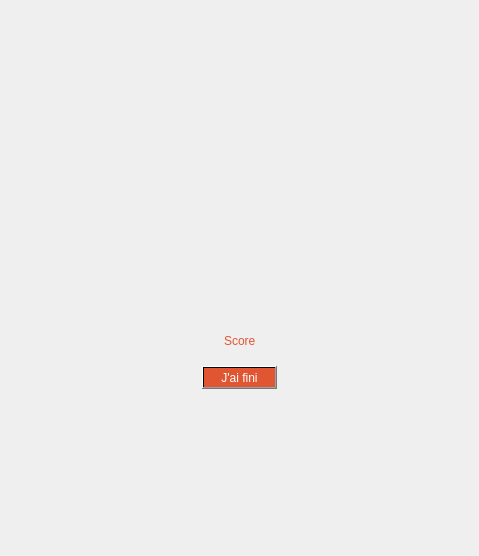
BaptisteMagoni/Projet_escape_bts_7_quizz, file Programmation/Application/Escape_Quiz_Projet_BTS/windowend.ui: the form before one commit.
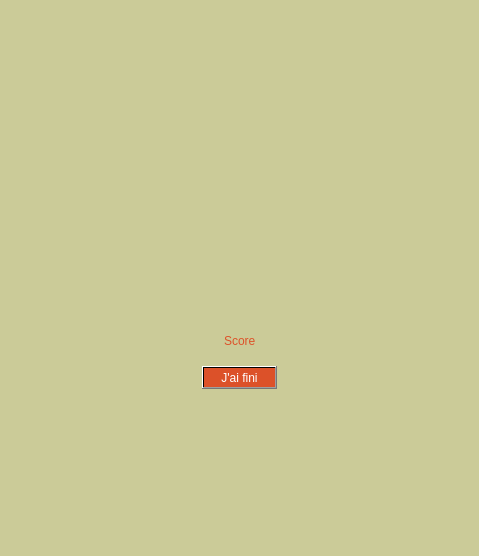
The form after the commit. Icons and pictures are not drawn.

Commit message: Changement back-color

Diff of the .ui file:
```diff
--- a/Programmation/Application/Escape_Quiz_Projet_BTS/windowend.ui
+++ b/Programmation/Application/Escape_Quiz_Projet_BTS/windowend.ui
@@ -25,6 +25,9 @@
   <property name="windowTitle">
    <string>Form</string>
   </property>
+  <property name="styleSheet">
+   <string notr="true">background-color: rgb(203, 203, 152);</string>
+  </property>
   <layout class="QVBoxLayout" name="verticalLayout">
    <item>
     <spacer name="verticalSpacer">
@@ -65,7 +68,7 @@
           </size>
          </property>
          <property name="autoFillBackground">
-          <bool>true</bool>
+          <bool>false</bool>
          </property>
          <property name="text">
           <string/>
```
The commit also changes 1 other file.
